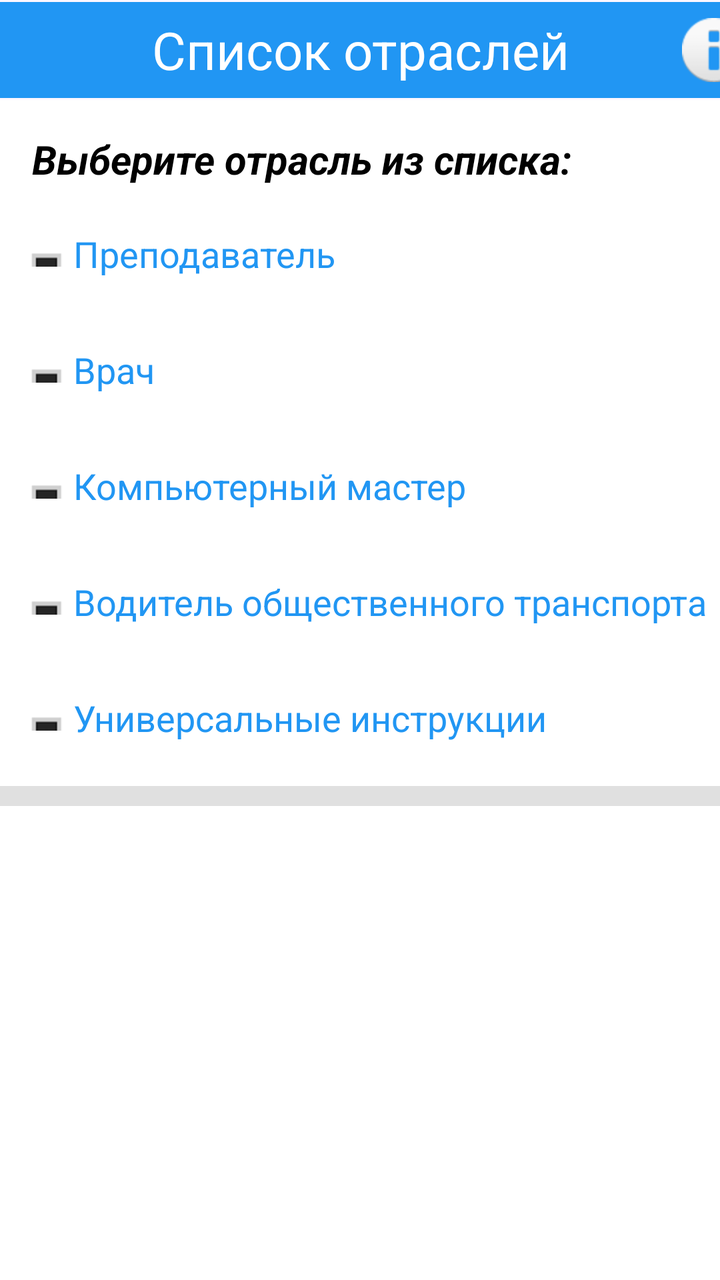
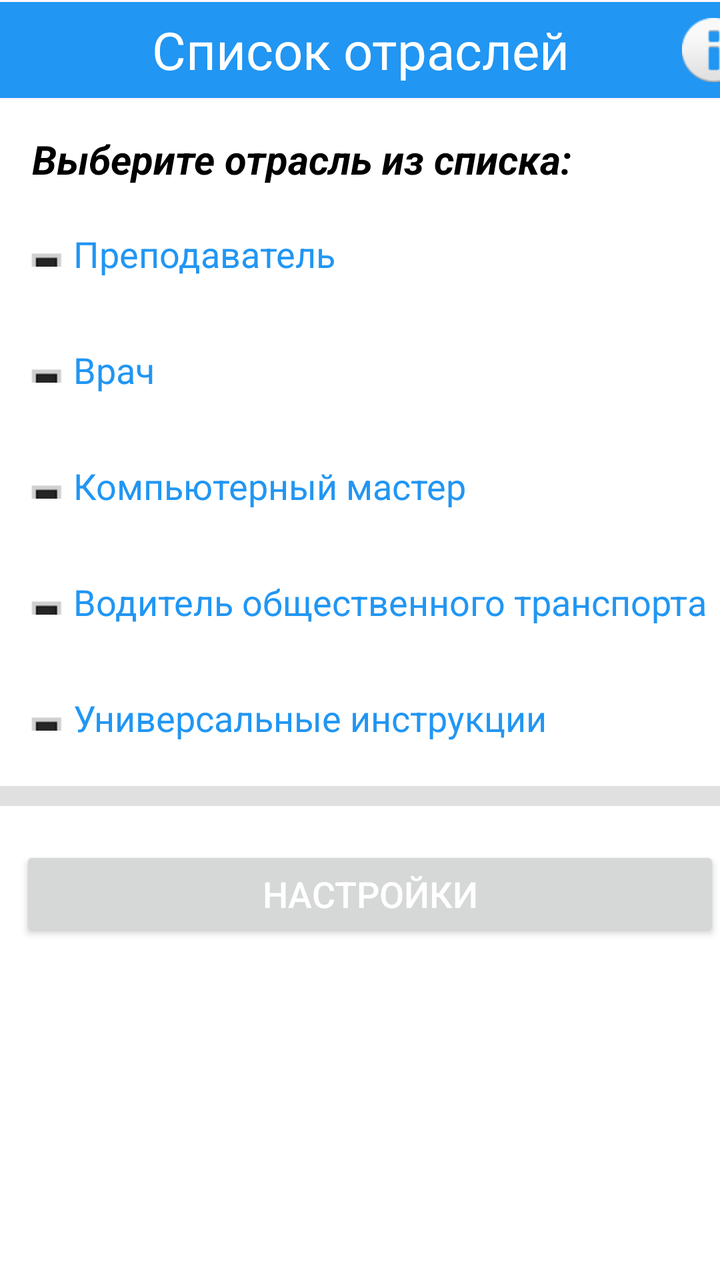

An Android layout rendered at two revisions. The XML below is the earlier revision; the diff shows what the commit changed to produce the second picture.
<!-- AndroidManifest.xml: application theme Theme.First_Aid -->
<!-- res/layout/activity_main.xml -->
<?xml version="1.0" encoding="utf-8"?>
<androidx.constraintlayout.widget.ConstraintLayout xmlns:android="http://schemas.android.com/apk/res/android"
    xmlns:app="http://schemas.android.com/apk/res-auto"
    xmlns:tools="http://schemas.android.com/tools"
    android:id="@+id/main"
    android:layout_width="match_parent"
    android:layout_height="match_parent"
    tools:context=".MainActivity">


    <LinearLayout
        android:id="@+id/linearLayout"
        android:layout_width="match_parent"
        android:layout_height="match_parent"
        android:layout_marginTop="50dp"
        android:background="@color/white"
        android:orientation="vertical"
        android:visibility="visible"
        app:layout_constraintBottom_toBottomOf="parent"
        app:layout_constraintEnd_toEndOf="parent"
        app:layout_constraintStart_toStartOf="parent"
        app:layout_constraintTop_toTopOf="parent">

        <TextView
            android:id="@+id/choice"
            android:layout_width="wrap_content"
            android:layout_height="wrap_content"
            android:layout_marginLeft="16dp"
            android:layout_marginTop="16dp"
            android:layout_marginBottom="10dp"
            android:text="@string/choice"
            android:textColor="@color/black"
            android:textSize="20sp"
            android:textStyle="bold|italic" />

        <TextView
            android:id="@+id/industry1"
            android:layout_width="wrap_content"
            android:layout_height="wrap_content"
            android:layout_gravity="start"
            android:layout_marginLeft="10dp"
            android:layout_marginBottom="10dp"
            android:clickable="true"
            android:drawableStart="@android:drawable/menu_frame"
            android:focusable="true"
            android:gravity="center_vertical"
            android:minHeight="48dp"
            android:onClick="goToSecondActivity"
            android:text="@string/teacher"
            android:textColor="@color/blue_text"
            android:textSize="18sp" />

        <TextView
            android:id="@+id/industry2"
            android:layout_width="wrap_content"
            android:layout_height="wrap_content"
            android:layout_gravity="start"
            android:layout_marginLeft="10dp"
            android:layout_marginBottom="10dp"
            android:clickable="true"
            android:drawableStart="@android:drawable/menu_frame"
            android:focusable="true"
            android:gravity="center_vertical"
            android:minHeight="48dp"
            android:onClick="goToSecondActivity"
            android:text="@string/doctor"
            android:textColor="@color/blue_text"
            android:textSize="18sp" />

        <TextView
            android:id="@+id/industry3"
            android:layout_width="wrap_content"
            android:layout_height="wrap_content"
            android:layout_gravity="start"
            android:layout_marginLeft="10dp"
            android:layout_marginBottom="10dp"
            android:clickable="true"
            android:drawableStart="@android:drawable/menu_frame"
            android:focusable="true"
            android:gravity="center_vertical"
            android:minHeight="48dp"
            android:onClick="goToSecondActivity"
            android:text="@string/comp_master"
            android:textColor="@color/blue_text"
            android:textSize="18sp" />

        <TextView
            android:id="@+id/industry4"
            android:layout_width="wrap_content"
            android:layout_height="wrap_content"
            android:layout_gravity="start"
            android:layout_marginLeft="10dp"
            android:layout_marginBottom="10dp"
            android:clickable="true"
            android:drawableStart="@android:drawable/menu_frame"
            android:focusable="true"
            android:gravity="center_vertical"
            android:minHeight="48dp"
            android:onClick="goToSecondActivity"
            android:text="@string/driver"
            android:textColor="@color/blue_text"
            android:textSize="18sp" />

        <TextView
            android:id="@+id/industry5"
            android:layout_width="match_parent"
            android:layout_height="wrap_content"
            android:layout_gravity="start"
            android:layout_marginLeft="10dp"
            android:layout_marginBottom="10dp"
            android:clickable="true"
            android:drawableStart="@android:drawable/menu_frame"
            android:focusable="true"
            android:gravity="center_vertical"
            android:minHeight="48dp"
            android:onClick="goToSecondActivity"
            android:text="@string/universal"
            android:textColor="@color/blue_text"
            android:textSize="18sp" />

        <View
            android:id="@+id/divider2"
            android:layout_width="match_parent"
            android:layout_height="10dp"
            android:background="?android:attr/listDivider" />
    </LinearLayout>

    <LinearLayout
        android:id="@+id/top_toolbar"
        android:layout_width="409dp"
        android:layout_height="48dp"
        android:layout_marginStart="1dp"
        android:layout_marginTop="1dp"
        android:layout_marginEnd="1dp"
        android:layout_marginBottom="1dp"
        android:background="@color/common_background_toolbar"
        android:orientation="horizontal"
        android:gravity="center"
        app:layout_constraintBottom_toTopOf="@+id/linearLayout"
        app:layout_constraintEnd_toEndOf="parent"
        app:layout_constraintStart_toStartOf="parent"
        app:layout_constraintTop_toTopOf="parent">

        <androidx.appcompat.widget.Toolbar
            android:id="@+id/toolbar"
            android:layout_width="match_parent"
            android:layout_height="match_parent"
            android:layout_weight="1"
            app:contentInsetStart="0dp">

            <TextView
                android:id="@+id/textView2"
                android:layout_width="wrap_content"
                android:layout_height="match_parent"
                android:layout_gravity="center"
                android:gravity="center"
                android:text="@string/industries_list"
                android:textAlignment="center"
                android:textColor="@color/white"
                android:textSize="26sp" />

            <ImageButton
                android:id="@+id/imageButton"
                android:layout_width="wrap_content"
                android:layout_height="match_parent"
                android:layout_gravity="end"
                android:backgroundTint="@android:color/transparent"
                app:srcCompat="@android:drawable/ic_dialog_info" />

        </androidx.appcompat.widget.Toolbar>

    </LinearLayout>
</androidx.constraintlayout.widget.ConstraintLayout>
<!-- resources referenced by this layout -->
<resources>
  <color name="black">#FF000000</color>
  <color name="blue_text">#2196F3</color>
  <color name="common_background_toolbar">#2196F3</color>
  <color name="white">#FFFFFFFF</color>
  <string name="choice">Выберите отрасль из списка:</string>
  <string name="comp_master">Компьютерный мастер</string>
  <string name="doctor">Врач</string>
  <string name="driver">Водитель общественного транспорта</string>
  <string name="industries_list">Список отраслей</string>
  <string name="teacher">Преподаватель</string>
  <string name="universal">Универсальные инструкции</string>
  <style name="Theme.First_Aid" parent="Base.Theme.First_Aid" />
  <style name="Base.Theme.First_Aid" parent="Theme.Material3.DayNight.NoActionBar">
          
          
      </style>
</resources>

<!-- the commit's change to res/layout/activity_main.xml (unified diff, before → after) -->
@@ -123,6 +123,17 @@
             android:layout_width="match_parent"
             android:layout_height="10dp"
             android:background="?android:attr/listDivider" />
+
+        <Button
+            android:id="@+id/settingsButton"
+            android:layout_width="match_parent"
+            android:layout_height="wrap_content"
+            android:layout_marginLeft="10dp"
+            android:layout_marginTop="20dp"
+            android:layout_marginBottom="10dp"
+            android:text="Настройки"
+            android:textColor="@color/white"
+            android:textSize="18sp" />
     </LinearLayout>
 
     <LinearLayout
@@ -160,7 +171,7 @@
                 android:textSize="26sp" />
 
             <ImageButton
-                android:id="@+id/imageButton"
+                android:id="@+id/aboutButton"
                 android:layout_width="wrap_content"
                 android:layout_height="match_parent"
                 android:layout_gravity="end"
